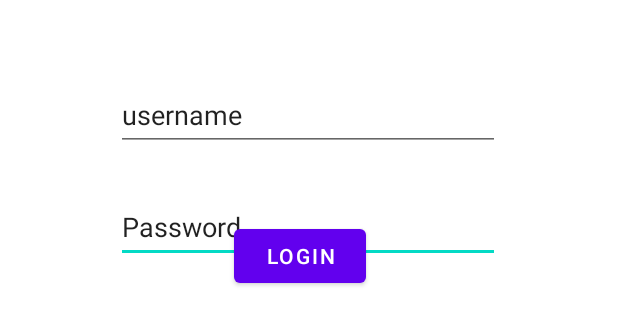
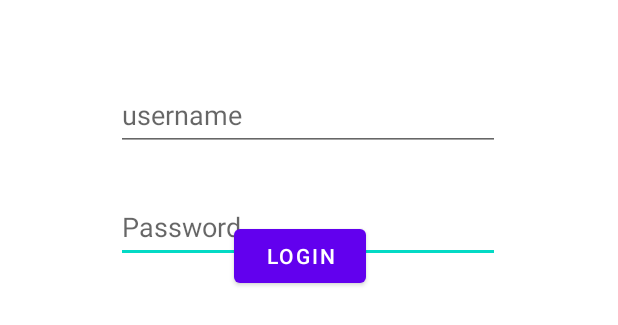
Before and after one commit to mazzacaneanthony/2023-community-hackathon-team13, an Android app: the layout activity_main.xml on its own in the app's theme, with its tools: preview values and no code run, on a phone screen of 412 x 824 dp. Shown: the part 290-615 px from the top of the screen. Run offline under Robolectric (Android 15) with nearby library versions, the phone set to English and light mode, and no system bars.

Commit message:
make this hint

```diff
--- a/app/src/main/res/layout/activity_main.xml
+++ b/app/src/main/res/layout/activity_main.xml
@@ -13,8 +13,7 @@
         android:layout_height="48dp"
         android:layout_marginStart="77dp"
         android:layout_marginBottom="455dp"
-        android:hint="hint"
-        android:text="Password"
+        android:hint="Password"
         app:layout_constraintBottom_toBottomOf="parent"
         app:layout_constraintStart_toStartOf="parent" />
 
@@ -57,8 +56,7 @@
         android:layout_height="48dp"
         android:layout_marginStart="77dp"
         android:layout_marginBottom="530dp"
-        android:hint="hint"
-        android:text="username"
+        android:hint="username"
         android:textAlignment="textStart"
         app:layout_constraintBottom_toBottomOf="parent"
         app:layout_constraintStart_toStartOf="parent" />
```
